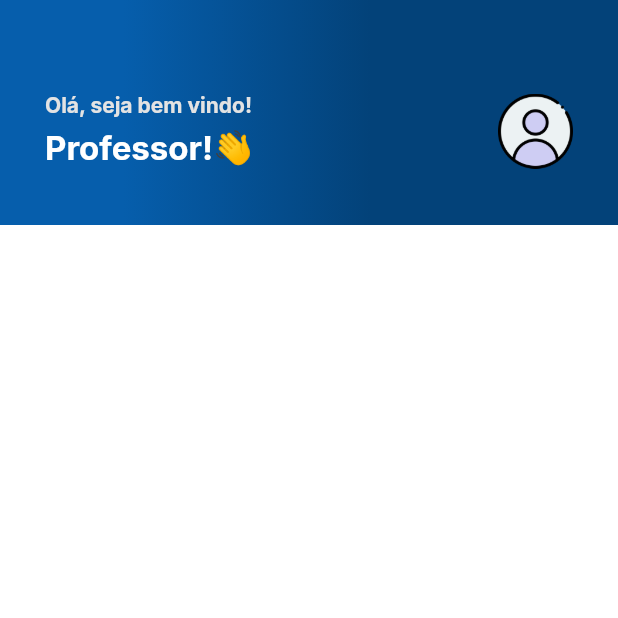
After one commit to ThalysonE/sistema-ebd, a Flutter app: the TelaPrincipal screen opened directly, on a phone screen of 412 x 824 dp, the top half of it. The commit adds this screen. Run offline on Flutter 3.47's test engine with Material 3 defaults, Android fonts, the light colour scheme and no system bars; our stand-ins replace google_fonts; missing offline and left inert: dart:ffi.

Commit message:
começando a fazer a tela principal

```diff
--- /dev/null
+++ b/front/sistema_ebd/lib/pages/tela_principal.dart
@@ -0,0 +1,76 @@
+import 'package:flutter/material.dart';
+
+class TelaPrincipal extends StatefulWidget {
+  const TelaPrincipal({super.key});
+
+  @override
+  State<TelaPrincipal> createState() => _TelaPrincipalState();
+}
+
+class _TelaPrincipalState extends State<TelaPrincipal> {
+  @override
+  Widget build(BuildContext context) {
+    return Material(
+      child: Scaffold(
+        body: Column(
+          children: [
+            Container(
+              width: double.infinity,
+              height: 150,
+              padding: EdgeInsets.only(top: 25, left: 30, right: 30),
+              decoration: BoxDecoration(
+                gradient: LinearGradient(
+                  colors: [
+                    Theme.of(context).primaryColor,
+                    Color.fromARGB(255, 6, 94, 172),
+                  ],
+                  begin: Alignment.centerRight,
+                  end: Alignment.centerLeft,
+                  stops: [0.4, 0.8],
+                ),
+              ),
+              child: Row(
+                mainAxisAlignment: MainAxisAlignment.spaceBetween,
+                crossAxisAlignment: CrossAxisAlignment.center,
+                children: [
+                  Column(
+                    mainAxisAlignment: MainAxisAlignment.center,
+                    crossAxisAlignment: CrossAxisAlignment.start,
+                    children: [
+                      Text(
+                        'Olá, seja bem vindo!',
+                        style: Theme.of(
+                          context,
+                        ).textTheme.headlineMedium?.copyWith(
+                          color: Color(0xFFE3E3E3),
+                          fontSize: 14,
+                          fontWeight: FontWeight.bold,
+                        ),
+                      ),
+                      SizedBox(height: 5),
+                      Text(
+                        'Professor!👋',
+                        style: Theme.of(
+                          context,
+                        ).textTheme.headlineMedium?.copyWith(
+                          color: Colors.white,
+                          fontSize: 22,
+                          fontWeight: FontWeight.bold,
+                        ),
+                      ),
+                    ],
+                  ),
+                  Image.asset(
+                    'assets/images/icon_perfil.png',
+                    height: 50,
+                    width: 50,
+                  ),
+                ],
+              ),
+            ),
+          ],
+        ),
+      ),
+    );
+  }
+}
--- a/front/sistema_ebd/lib/pages/usuario_form.dart
+++ b/front/sistema_ebd/lib/pages/usuario_form.dart
@@ -3,6 +3,7 @@ import 'dart:ffi';
 import 'package:flutter/material.dart';
 import 'package:sistema_ebd/Data/http/http_client.dart';
 import 'package:sistema_ebd/Data/repositories/login_repositories.dart';
+import 'package:sistema_ebd/pages/tela_principal.dart';
 
 
 class UsuarioForm extends StatefulWidget {
@@ -25,7 +26,7 @@ class _UsuarioFormState extends State<UsuarioForm> {
       var statusCode = await loginRepository.authLogin(login: _login, senha: _senha);
       print(statusCode);
       if(statusCode == 200){
-        Navigator.push(context, MaterialPageRoute(builder: (context)=>Placeholder()));
+        Navigator.push(context, MaterialPageRoute(builder: (context)=>TelaPrincipal()));
       } else if(statusCode == 401){
         MostrarErro('Nome de usuário ou senha inválidos.');
       } else if(statusCode == null){
```
